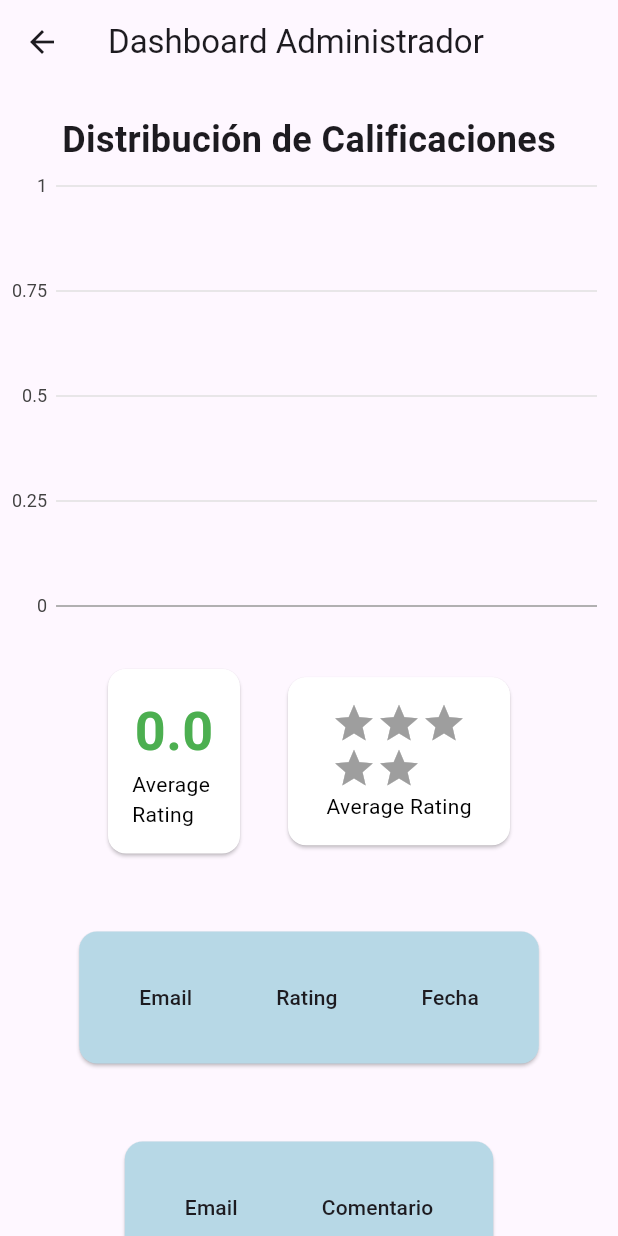
After one commit to paolaqv/MonsterDojo-App, a Flutter app: the DashboardScreen screen opened directly, on a phone screen of 412 x 824 dp. The commit adds this screen. Run offline on Flutter 3.47's test engine with Material 3 defaults, Android fonts, the light colour scheme and no system bars; drawn by our look-alikes of flutter_rating_bar; our stand-ins replace animated_text_kit, charts_flutter, shared_preferences, sqflite, sqflite_common_ffi; accounts and stored records are empty.

Commit message:
agregando dashboard admin

```diff
--- /dev/null
+++ b/lib/dashboard.dart
@@ -0,0 +1,262 @@
+import 'package:flutter/material.dart';
+import 'package:charts_flutter/flutter.dart' as charts;
+import 'package:flutter_rating_bar/flutter_rating_bar.dart';
+import 'database_helper.dart';
+
+class DashboardScreen extends StatefulWidget {
+  @override
+  _DashboardScreenState createState() => _DashboardScreenState();
+}
+
+class _DashboardScreenState extends State<DashboardScreen> {
+  late Future<List<Map<String, dynamic>>> _ratingsFuture;
+
+  @override
+  void initState() {
+    super.initState();
+    _ratingsFuture = _fetchRatings();
+  }
+
+  Future<List<Map<String, dynamic>>> _fetchRatings() async {
+    final db = await DatabaseHelper().database;
+    final List<Map<String, dynamic>> ratings = await db!.rawQuery(
+      'SELECT r.rating, r.fecha, r.descrip, u.email FROM rating r JOIN users u ON r.id_user = u.id'
+    );
+    return ratings;
+  }
+
+  double _calculateAverageRating(List<Map<String, dynamic>> ratings) {
+    if (ratings.isEmpty) return 0.0;
+    double sum = 0.0;
+    for (var rating in ratings) {
+      sum += rating['rating'];
+    }
+    return sum / ratings.length;
+  }
+
+  @override
+  Widget build(BuildContext context) {
+    return Scaffold(
+      appBar: AppBar(
+        title: Text('Dashboard Administrador'),
+      ),
+      body: FutureBuilder<List<Map<String, dynamic>>>(
+        future: _ratingsFuture,
+        builder: (context, snapshot) {
+          if (snapshot.connectionState == ConnectionState.waiting) {
+            return Center(child: CircularProgressIndicator());
+          } else if (snapshot.hasError) {
+            return Center(child: Text('Error: ${snapshot.error}'));
+          } else {
+            final ratings = snapshot.data!;
+            final ratingData = _getChartData(ratings);
+            final trendData = _getTrendData(ratings);
+            final averageRating = _calculateAverageRating(ratings);
+            return SingleChildScrollView(
+              child: Column(
+                children: [
+                  SizedBox(height: 20),
+                  Text(
+                    'Distribución de Calificaciones',
+                    style: TextStyle(fontSize: 24, fontWeight: FontWeight.bold),
+                  ),
+                  SizedBox(
+                    height: 300,
+                    child: charts.BarChart(
+                      [
+                        charts.Series<Map<String, dynamic>, String>(
+                          id: 'Ratings',
+                          domainFn: (Map<String, dynamic> rating, _) =>
+                              rating['rating'].toString(),
+                          measureFn: (Map<String, dynamic> rating, _) =>
+                              rating['count'],
+                          data: ratingData,
+                          labelAccessorFn: (Map<String, dynamic> rating, _) =>
+                              '${rating['count']}',
+                          colorFn: (_, __) =>
+                              charts.ColorUtil.fromDartColor(Color(0xFFD48600)),
+                        )
+                      ],
+                      animate: true,
+                    ),
+                  ),
+                  SizedBox(height: 20),
+                  Row(
+                    mainAxisAlignment: MainAxisAlignment.center,
+                    children: [
+                      Container(
+                        width: 120, // Ajusta el ancho según sea necesario
+                        child: Card(
+                          color: Colors.white,
+                          margin: EdgeInsets.all(16),
+                          child: Padding(
+                            padding: EdgeInsets.all(16),
+                            child: Column(
+                              children: [
+                                Text(
+                                  averageRating.toStringAsFixed(1),
+                                  style: TextStyle(
+                                    fontSize: 36,
+                                    fontWeight: FontWeight.bold,
+                                    color: Colors.green,
+                                  ),
+                                ),
+                                Text(
+                                  'Average Rating',
+                                  style: TextStyle(
+                                    fontSize: 14,
+                                    color: Colors.black,
+                                  ),
+                                ),
+                              ],
+                            ),
+                          ),
+                        ),
+                      ),
+                      Container(
+                        width: 180, // Ajusta el ancho según sea necesario
+                        child: Card(
+                          color: Colors.white,
+                          margin: EdgeInsets.all(16),
+                          child: Padding(
+                            padding: EdgeInsets.all(16),
+                            child: Column(
+                              children: [
+                                RatingBarIndicator(
+                                  rating: averageRating,
+                                  itemBuilder: (context, index) => Icon(
+                                    Icons.star,
+                                    color: Colors.amber,
+                                  ),
+                                  itemCount: 5,
+                                  itemSize: 30, // Ajusta el tamaño de las estrellas según sea necesario
+                                  direction: Axis.horizontal,
+                                ),
+                                Text(
+                                  'Average Rating',
+                                  style: TextStyle(
+                                    fontSize: 14,
+                                    color: Colors.black,
+                                  ),
+                                ),
+                              ],
+                            ),
+                          ),
+                        ),
+                      ),
+                    ],
+                  ),
+                  SizedBox(height: 20),
+                  Card(
+                    color: Color(0xFFB7D8E6),
+                    margin: EdgeInsets.all(16),
+                    child: SingleChildScrollView(
+                      scrollDirection: Axis.horizontal,
+                      child: Padding(
+                        padding: EdgeInsets.all(16),
+                        child: DataTable(
+                          columns: [
+                            DataColumn(label: Text('Email')),
+                            DataColumn(label: Text('Rating')),
+                            DataColumn(label: Text('Fecha')),
+                          ],
+                          rows: ratings.map((rating) {
+                            return DataRow(
+                              cells: [
+                                DataCell(Container(width: 100, child: Text(rating['email']))),
+                                DataCell(Text(rating['rating'].toString())),
+                                DataCell(Container(width: 150, child: Text(rating['fecha']))),
+                              ],
+                            );
+                          }).toList(),
+                        ),
+                      ),
+                    ),
+                  ),
+                  SizedBox(height: 20),
+                  Card(
+                    color: Color(0xFFB7D8E6),
+                    margin: EdgeInsets.all(16),
+                    child: SingleChildScrollView(
+                      scrollDirection: Axis.horizontal,
+                      child: Padding(
+                        padding: EdgeInsets.all(16),
+                        child: DataTable(
+                          columns: [
+                            DataColumn(label: Text('Email')),
+                            DataColumn(label: Text('Comentario')),
+                          ],
+                          rows: ratings.map((rating) {
+                            return DataRow(
+                              cells: [
+                                DataCell(Container(width: 100, child: Text(rating['email']))),
+                                DataCell(Container(width: 200, child: Text(rating['descrip'] ?? ''))),
+                              ],
+                            );
+                          }).toList(),
+                        ),
+                      ),
+                    ),
+                  ),
+                  SizedBox(height: 20),
+                  Text(
+                    'Tendencia de Calificaciones',
+                    style: TextStyle(fontSize: 24, fontWeight: FontWeight.bold),
+                  ),
+                  SizedBox(
+                    height: 300,
+                    child: charts.TimeSeriesChart(
+                      [
+                        charts.Series<Map<String, dynamic>, DateTime>(
+                          id: 'Trend',
+                          domainFn: (Map<String, dynamic> rating, _) =>
+                              DateTime.parse(rating['fecha']),
+                          measureFn: (Map<String, dynamic> rating, _) =>
+                              rating['average'],
+                          data: trendData,
+                          colorFn: (_, __) => charts.MaterialPalette.blue.shadeDefault,
+                        )
+                      ],
+                      animate: true,
+                      dateTimeFactory: const charts.LocalDateTimeFactory(),
+                    ),
+                  ),
+                ],
+              ),
+            );
+          }
+        },
+      ),
+    );
+  }
+
+  List<Map<String, dynamic>> _getChartData(List<Map<String, dynamic>> ratings) {
+    final Map<int, int> ratingCounts = {};
+    for (var rating in ratings) {
+      ratingCounts[rating['rating']] = (ratingCounts[rating['rating']] ?? 0) + 1;
+    }
+    return ratingCounts.entries
+        .map((entry) => {'rating': entry.key, 'count': entry.value})
+        .toList();
+  }
+
+  List<Map<String, dynamic>> _getTrendData(List<Map<String, dynamic>> ratings) {
+    final Map<DateTime, List<int>> dateRatings = {};
+    for (var rating in ratings) {
+      final date = DateTime.parse(rating['fecha']).toLocal();
+      final dateOnly = DateTime(date.year, date.month, date.day);
+      if (!dateRatings.containsKey(dateOnly)) {
+        dateRatings[dateOnly] = [];
+      }
+      dateRatings[dateOnly]!.add(rating['rating']);
+    }
+
+    final List<Map<String, dynamic>> trendData = [];
+    dateRatings.forEach((date, ratings) {
+      final average = ratings.reduce((a, b) => a + b) / ratings.length;
+      trendData.add({'fecha': date.toIso8601String(), 'average': average});
+    });
+
+    return trendData;
+  }
+}
--- a/lib/register.dart
+++ b/lib/register.dart
@@ -3,6 +3,7 @@ import 'database_helper.dart';
 import 'dart:math';
 import 'gradient_button.dart';
 import 'rating.dart';
+import 'dashboard.dart'; // Importa la pantalla del dashboard
 import 'package:flutter/foundation.dart' show kIsWeb;
 
 class RegisterScreen extends StatefulWidget {
@@ -36,12 +37,21 @@ class _RegisterScreenState extends State<RegisterScreen>
   Future<void> _registerUser() async {
     try {
       if (_formKey.currentState!.validate()) {
-        await DatabaseHelper().insertUser(_emailController.text);
+        String email = _emailController.text;
+
+        if (email == 'monsterdojo@gmail.com') {
+          Navigator.push(
+            context,
+            MaterialPageRoute(
+              builder: (context) => DashboardScreen(),
+            ),
+          );
+        } else {
+          await DatabaseHelper().insertUser(email);
           ScaffoldMessenger.of(context).showSnackBar(
             SnackBar(content: Text('Usuario registrado correctamente')),
           );
-        int? userId =
-            await DatabaseHelper().getUserIdByEmail(_emailController.text);
+          int? userId = await DatabaseHelper().getUserIdByEmail(email);
           if (userId != null) {
             Navigator.push(
               context,
@@ -57,6 +67,7 @@ class _RegisterScreenState extends State<RegisterScreen>
             setState(() {
               _errorMessage = 'Error al obtener el ID del usuario';
             });
+          }
         }
       } else {
         setState(() {
--- a/pubspec.yaml
+++ b/pubspec.yaml
@@ -38,6 +38,9 @@ dependencies:
   animated_text_kit: ^4.2.1
   rive: ^0.11.17
   shared_preferences: ^2.0.11  # Agregar esta línea
+  charts_flutter:
+    path: C:\Users\ASUS\Documents\GitHub\charts\charts_flutter
+  path_provider: ^2.0.2
 
 
   # The following adds the Cupertino Icons font to your application.
```
Also changed, not shown: pubspec.lock, 2 other files. Lines whose indentation alone changed are shown as unchanged.
